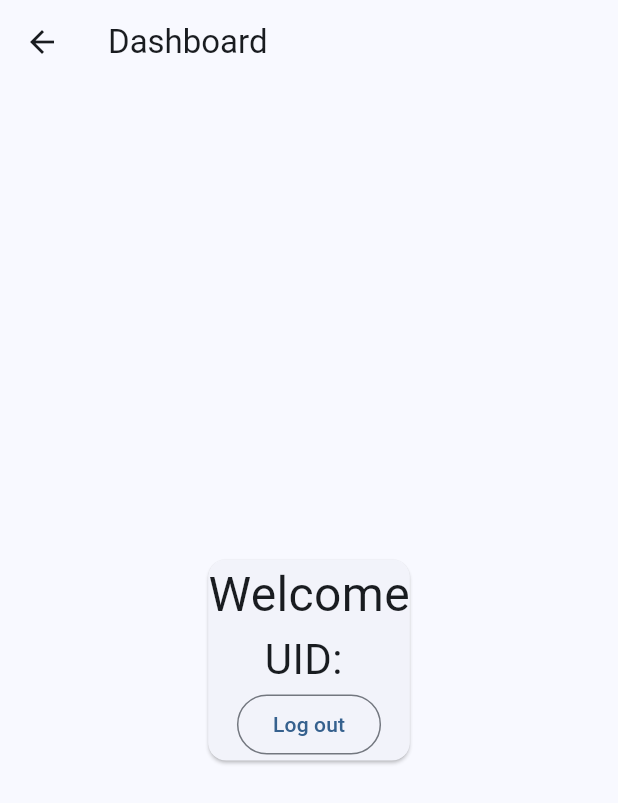
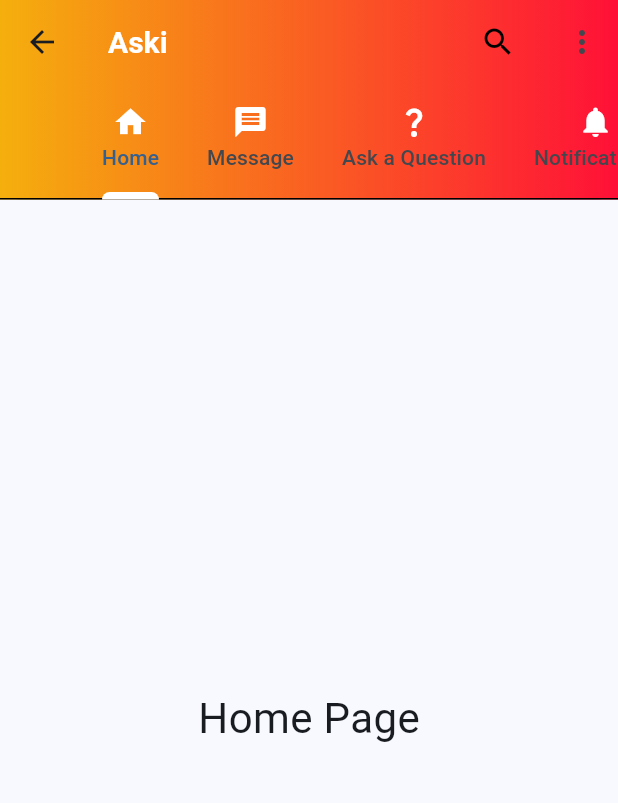
Before and after one commit to mmxNiloy/aski, a Flutter app: the Dashboard screen opened directly, on a phone screen of 412 x 824 dp. Shown: the top 803 px of the screen. Run offline on Flutter 3.47's test engine with Material 2 defaults, Android fonts, the phone set to English and light mode, and no system bars; our stand-ins replace firebase_auth, firebase_core, google_sign_in; accounts and stored records are empty; network calls fail.

Commit message:
modified:   android/build.gradle 	modified:   lib/app.dart 	modified:   lib/main.dart 	modified:   lib/pages/dashboard/dashboard.dart 	new file:   lib/pages/dashboard/dashboard_search_icon.dart 	modified:   lib/pages/sign_up_page/components/sign_up_form.dart 	modified:   pubspec.lock 	modified:   pubspec.yaml 	modified:   test/widget_test.dart

```diff
--- a/lib/main.dart
+++ b/lib/main.dart
@@ -1,9 +1,8 @@
 import 'package:aski/app.dart';
-import 'package:firebase_auth/firebase_auth.dart';
+// import 'package:firebase_auth/firebase_auth.dart';
 import 'package:flutter/material.dart';
 import 'package:firebase_core/firebase_core.dart';
 import 'firebase_options.dart';
-
 
 Future<void> main() async {
   WidgetsFlutterBinding.ensureInitialized();
@@ -12,7 +11,7 @@ Future<void> main() async {
     options: DefaultFirebaseOptions.currentPlatform,
   );
 
-  //FirebaseAuth.instanceFor(app: Firebase.app(), persistence: Persistence.LOCAL);
+  // FirebaseAuth.instanceFor(app: Firebase.app(), persistence: Persistence.LOCAL);
 
   runApp(const App());
 }
--- a/lib/pages/dashboard/dashboard.dart
+++ b/lib/pages/dashboard/dashboard.dart
@@ -1,46 +1,178 @@
+import 'package:aski/pages/dashboard/dashboard_search_icon.dart';
 import 'package:firebase_auth/firebase_auth.dart';
 import 'package:flutter/material.dart';
 
-class Dashboard extends StatelessWidget {
+class Dashboard extends StatefulWidget {
   const Dashboard({super.key});
 
   @override
+  State<Dashboard> createState() => _DashboardState();
+}
+
+class _DashboardState extends State<Dashboard> {
+  @override
   Widget build(BuildContext context) {
-    return Scaffold(
+    return DefaultTabController(
+      length: 4,
+      child: Scaffold(
+        ///**AppBar .. appbar sundor er kaj sesh a*/
         appBar: AppBar(
-        title: const Text('Dashboard'),
-      ),
-      body: Center(
-        child: Wrap(
-          children: <Widget>[
-            Card(
-              child: Column(
-                children: <Widget>[
-                  const Text(
-                    'Welcome',
+          title: const Text(
+            'Aski',
             style: TextStyle(
-                        fontSize: 32
+              color: Color(0xFFFFFFFF),
+              fontWeight: FontWeight.bold,
+              fontSize: 20,
             ),
           ),
-                  Text(
-                    'UID: ${FirebaseAuth.instance.currentUser?.uid}',
-                    style: const TextStyle(
-                        fontSize: 28
+          centerTitle: false,
+          actions: [
+            Padding(
+              padding: const EdgeInsets.all(8.0),
+              child: Row(
+                mainAxisAlignment: MainAxisAlignment.spaceEvenly,
+                children: [
+                  IconButton(
+                    onPressed: () {
+                      showSearch(
+                          context: context, delegate: MySearchDelegate());
+                    }, //todo
+                    icon: const Icon(
+                      Icons.search_outlined,
+                      semanticLabel: "Search",
+                    ),
+                    color: Colors.black,
+                  ),
+                ],
               ),
             ),
-                  OutlinedButton(
-                      onPressed: () {
+
+            //**Popup menu - Setting,Preference and Logout */
+            PopupMenuButton(
+              itemBuilder: (context) => [
+                PopupMenuItem(
+                  child: OutlinedButton(
+                    onPressed: () {}, //todo
+                    child: const Text('Setting'),
+                  ),
+                ),
+                PopupMenuItem(
+                  child: OutlinedButton(
+                    onPressed: () {}, //todo
+                    child: const Text('Preference'),
+                  ),
+                ),
+                PopupMenuItem(
+                    onTap: () {
                       FirebaseAuth.instance.signOut();
+
                       Navigator.pop(context);
                     },
-                      child: const Text('Log out')
-                  )
+                    child: OutlinedButton(
+                        onPressed: () {
+                          null;
+                        },
+                        child: const Text('Log out'))),
               ],
             ),
-            )
+          ],
+
+          ///*** Tab bar part.  */
+          bottom: const TabBar(
+            isScrollable: true,
+            dividerColor: Colors.black,
+            indicatorColor: Colors.white,
+            indicatorWeight: 5,
+            tabs: [
+              Tab(
+                icon: Icon(
+                  Icons.home,
+                  color: Colors.white,
+                ),
+                text: "Home",
+                child: null, //todo
+              ),
+              Tab(
+                icon: Icon(
+                  Icons.message,
+                  color: Colors.white,
+                ),
+                text: "Message",
+                child: null, //todo
+              ),
+              Tab(
+                icon: Icon(
+                  Icons.question_mark_outlined,
+                  color: Colors.white,
+                ),
+                text: "Ask a Question",
+                child: null, //todo
+              ),
+              Tab(
+                icon: Icon(
+                  Icons.notifications,
+                  color: Colors.white,
+                ),
+                text: "Notifications",
+                child: null, //todo
+              ),
+            ],
+          ),
+          backgroundColor: const Color.fromRGBO(125, 194, 246, 1),
+          shape:
+              RoundedRectangleBorder(borderRadius: BorderRadius.circular(14)),
+          elevation: 8,
+          flexibleSpace: Container(
+            decoration: const BoxDecoration(
+              gradient: LinearGradient(colors: [
+                Color.fromRGBO(255, 16, 55, 1),
+                Color.fromRGBO(245, 175, 13, 1),
+              ], begin: Alignment.bottomRight, end: Alignment.bottomLeft),
+            ),
+          ),
+        ),
+
+        //**Body part Begins from here */
+        body: TabBarView(
+          children: [
+            ///**WIll call the pages */
+            buildPage('Home Page'),
+            buildPage('Message'),
+            buildPage('Ask a question'),
+            buildPage('Notifications')
           ],
         ),
       ),
     );
   }
 }
+
+Widget buildPage(String text) => Center(
+        child: Text(
+      text,
+      style: const TextStyle(fontSize: 28.0),
+    ));
+
+
+
+
+// Center(
+//           child: Wrap(
+//             children: <Widget>[
+//               Card(
+//                 child: Column(
+//                   children: <Widget>[
+//                     const Text(
+//                       'Welcome',
+//                       style: TextStyle(fontSize: 32),
+//                     ),
+//                     Text(
+//                       'UID: ${FirebaseAuth.instance.currentUser?.uid}',
+//                       style: const TextStyle(fontSize: 28),
+//                     ),
+//                   ],
+//                 ),
+//               )
+//             ],
+//           ),
+//         ),
--- /dev/null
+++ b/lib/pages/dashboard/dashboard_search_icon.dart
@@ -0,0 +1,62 @@
+import 'package:flutter/material.dart';
+
+class MySearchDelegate extends SearchDelegate {
+  List<String> searchResults = [
+    'Science',
+    'Bangla',
+    'Software Engineering',
+    'Data Structure',
+    'Data Communication',
+    'Data Engineering',
+  ];
+  @override
+  List<Widget>? buildActions(BuildContext context) => [
+        IconButton(
+          onPressed: () => close(context, null),
+          icon: const Icon(Icons.clear),
+        ),
+      ];
+
+  @override
+  Widget? buildLeading(BuildContext context) => IconButton(
+        onPressed: () {
+          if (query.isEmpty) {
+            close(context, null);
+          } else {
+            query = '';
+          }
+        },
+        icon: const Icon(Icons.arrow_back),
+      );
+
+  @override
+  Widget buildResults(BuildContext context) => Center(
+        child: Text(
+          query,
+          style: const TextStyle(fontSize: 64, fontWeight: FontWeight.bold),
+        ),
+      );
+
+  @override
+  Widget buildSuggestions(BuildContext context) {
+    List<String> suggestions = searchResults.where((searchResult) {
+      final result = searchResult.toLowerCase();
+      final input = query.toLowerCase();
+
+      return result.contains(input);
+    }).toList();
+    return ListView.builder(
+      itemCount: suggestions.length,
+      itemBuilder: (context, index) {
+        final suggestion = suggestions[index];
+        return ListTile(
+          title: Text(suggestion),
+          onTap: () {
+            query = suggestion;
+            showResults(context);
+          },
+        );
+      },
+    );
+  }
+}
--- a/pubspec.yaml
+++ b/pubspec.yaml
@@ -36,7 +36,7 @@ dependencies:
   # Use with the CupertinoIcons class for iOS style icons.
   cupertino_icons: ^1.0.2
   firebase_core: ^2.15.1
-  firebase_auth: ^4.7.3
+  firebase_auth: ^4.8.0
   google_sign_in: ^6.1.4
 
 dev_dependencies:
```
Also changed, not shown: lib/app.dart (+8 -11 lines), lib/pages/sign_up_page/components/sign_up_form.dart (+100 -102 lines), pubspec.lock, 2 other files. Lines whose indentation alone changed are shown as unchanged.
